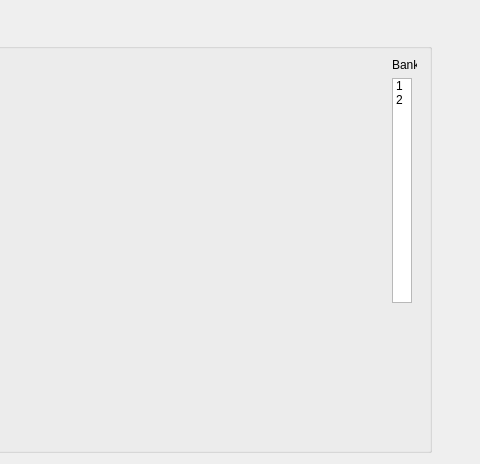
The window that MantidQt/CustomInterfaces/inc/MantidQtCustomInterfaces/EnggDiffraction/EnggDiffractionQtTabFitting.ui (mantidproject/mantid) describes before a commit, drawn with Qt 5; both pictures show x 175 to 655 and y 207 to 671 of the 655 by 671 pixel window.
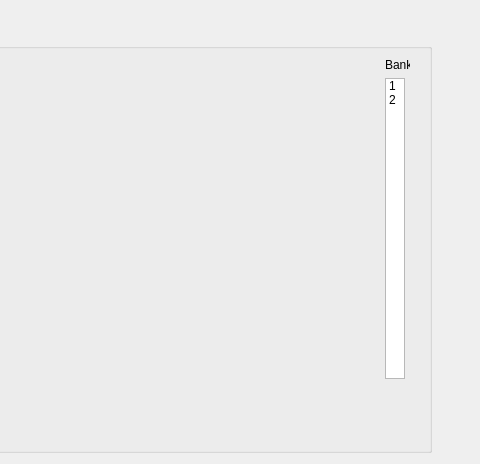
The same window after the commit. Custom widgets are drawn as their Qt base class.

Commit message:
import classes to xml file & set data curves func
refs #15550

What changed in the file:
```diff
--- a/MantidQt/CustomInterfaces/inc/MantidQtCustomInterfaces/EnggDiffraction/EnggDiffractionQtTabFitting.ui
+++ b/MantidQt/CustomInterfaces/inc/MantidQtCustomInterfaces/EnggDiffraction/EnggDiffractionQtTabFitting.ui
@@ -238,17 +238,14 @@
      </property>
      <layout class="QFormLayout" name="formLayout">
       <item row="0" column="0">
-       <spacer name="horizontalSpacer">
-        <property name="orientation">
-         <enum>Qt::Horizontal</enum>
-        </property>
-        <property name="sizeHint" stdset="0">
+       <widget class="QwtPlot" name="dataPlot">
+        <property name="minimumSize">
          <size>
-          <width>538</width>
-          <height>37</height>
+          <width>531</width>
+          <height>321</height>
          </size>
         </property>
-       </spacer>
+       </widget>
       </item>
       <item row="0" column="1">
        <layout class="QVBoxLayout" name="verticalLayout_2">
@@ -318,11 +315,32 @@
         </property>
        </spacer>
       </item>
+      <item row="1" column="0">
+       <spacer name="verticalSpacer_2">
+        <property name="orientation">
+         <enum>Qt::Vertical</enum>
+        </property>
+        <property name="sizeHint" stdset="0">
+         <size>
+          <width>20</width>
+          <height>28</height>
+         </size>
+        </property>
+       </spacer>
+      </item>
      </layout>
     </widget>
    </item>
   </layout>
  </widget>
+ <customwidgets>
+  <customwidget>
+   <class>QwtPlot</class>
+   <extends>QFrame</extends>
+   <header>qwt_plot.h</header>
+   <container>1</container>
+  </customwidget>
+ </customwidgets>
  <resources/>
  <connections/>
 </ui>
```
The commit also changes 1 other file.
